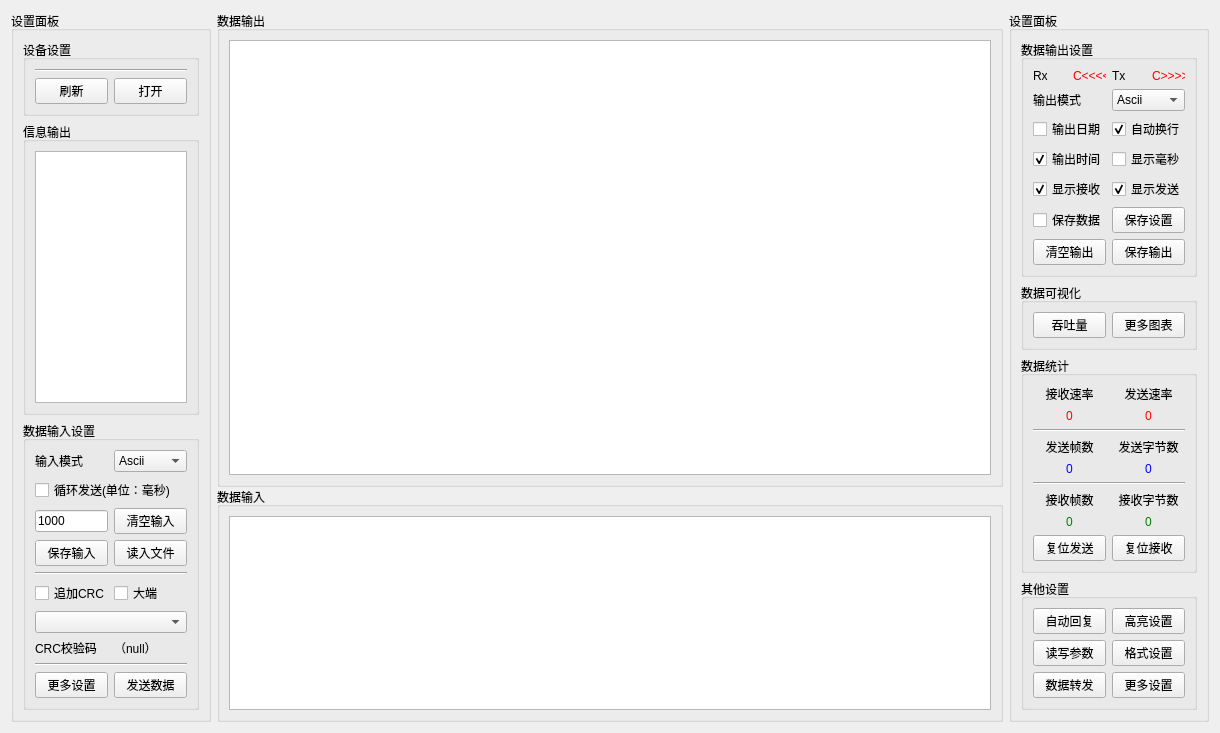
The window that Src/Common/SAKDebugPage/SAKDebugPage.ui (x-tools-author/x-tools) describes before a commit, drawn with Qt 5.
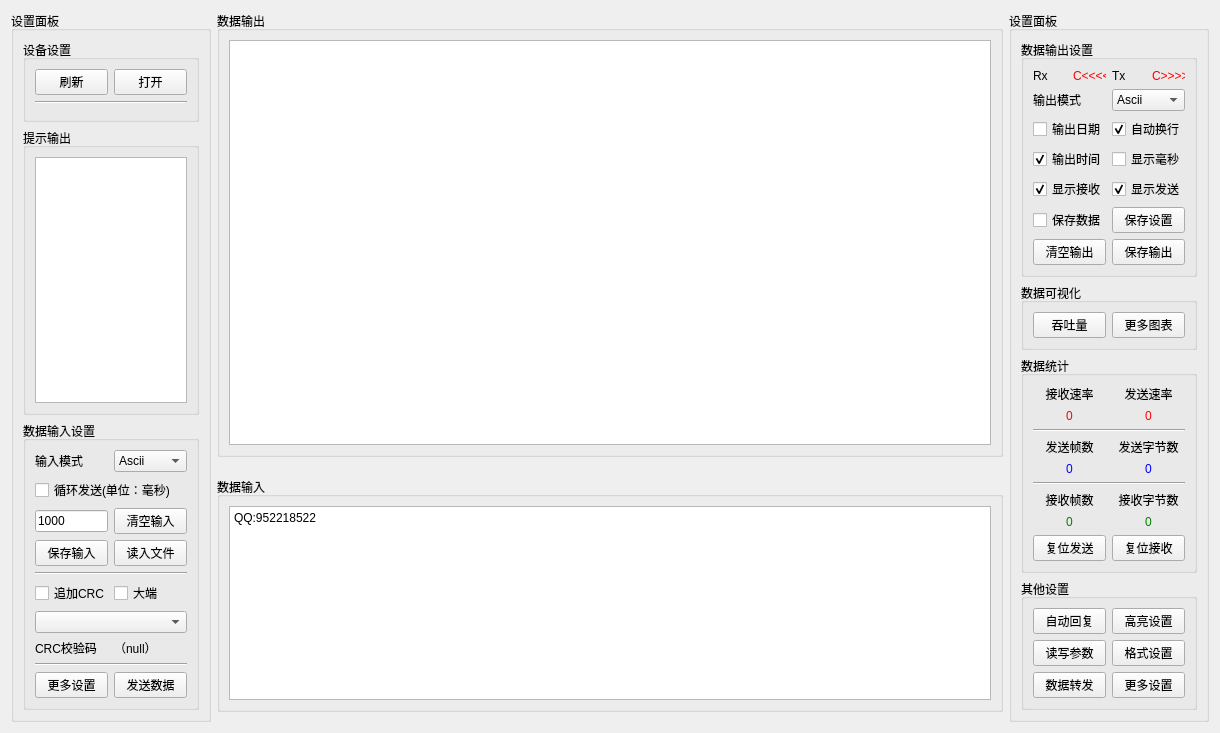
The same window after the commit.

```diff
--- a/Src/Common/SAKDebugPage/SAKDebugPage.ui
+++ b/Src/Common/SAKDebugPage/SAKDebugPage.ui
@@ -15,7 +15,7 @@
   </property>
   <layout class="QGridLayout" name="gridLayout">
    <property name="verticalSpacing">
-    <number>0</number>
+    <number>10</number>
    </property>
    <item row="0" column="1" colspan="2">
     <widget class="QGroupBox" name="groupBox">
@@ -48,7 +48,7 @@
 &lt;html&gt;&lt;head&gt;&lt;meta name=&quot;qrichtext&quot; content=&quot;1&quot; /&gt;&lt;style type=&quot;text/css&quot;&gt;
 p, li { white-space: pre-wrap; }
 &lt;/style&gt;&lt;/head&gt;&lt;body style=&quot; font-family:'SimSun'; font-size:9pt; font-weight:400; font-style:normal;&quot;&gt;
-&lt;p style=&quot;-qt-paragraph-type:empty; margin-top:0px; margin-bottom:0px; margin-left:0px; margin-right:0px; -qt-block-indent:0; text-indent:0px;&quot;&gt;&lt;br /&gt;&lt;/p&gt;&lt;/body&gt;&lt;/html&gt;</string>
+&lt;p style=&quot; margin-top:0px; margin-bottom:0px; margin-left:0px; margin-right:0px; -qt-block-indent:0; text-indent:0px;&quot;&gt;QQ:952218522&lt;/p&gt;&lt;/body&gt;&lt;/html&gt;</string>
         </property>
        </widget>
       </item>
@@ -113,14 +113,30 @@
            </property>
           </widget>
          </item>
-         <item row="2" column="0">
+         <item row="2" column="0" colspan="2">
+          <widget class="QFrame" name="controllerFrame">
+           <property name="sizePolicy">
+            <sizepolicy hsizetype="Preferred" vsizetype="Preferred">
+             <horstretch>0</horstretch>
+             <verstretch>0</verstretch>
+            </sizepolicy>
+           </property>
+           <property name="frameShape">
+            <enum>QFrame::StyledPanel</enum>
+           </property>
+           <property name="frameShadow">
+            <enum>QFrame::Raised</enum>
+           </property>
+          </widget>
+         </item>
+         <item row="0" column="0">
           <widget class="QPushButton" name="refreshPushButton">
            <property name="text">
             <string>刷新</string>
            </property>
           </widget>
          </item>
-         <item row="2" column="1">
+         <item row="0" column="1">
           <widget class="QPushButton" name="switchPushButton">
            <property name="text">
             <string>打开</string>
@@ -133,11 +149,30 @@
       <item>
        <widget class="QGroupBox" name="groupBox_4">
         <property name="title">
-         <string>信息输出</string>
+         <string>提示输出</string>
         </property>
         <layout class="QVBoxLayout" name="verticalLayout_3">
          <item>
-          <widget class="QTextBrowser" name="messageTextBrowser"/>
+          <widget class="QTextBrowser" name="messageTextBrowser">
+           <property name="sizePolicy">
+            <sizepolicy hsizetype="Expanding" vsizetype="Expanding">
+             <horstretch>0</horstretch>
+             <verstretch>0</verstretch>
+            </sizepolicy>
+           </property>
+           <property name="minimumSize">
+            <size>
+             <width>0</width>
+             <height>0</height>
+            </size>
+           </property>
+           <property name="maximumSize">
+            <size>
+             <width>16777215</width>
+             <height>16777215</height>
+            </size>
+           </property>
+          </widget>
          </item>
         </layout>
        </widget>
@@ -192,7 +227,7 @@
           </widget>
          </item>
          <item row="3" column="0">
-          <widget class="QPushButton" name="pushButton_8">
+          <widget class="QPushButton" name="saveInputDataPushButton">
            <property name="text">
             <string>保存输入</string>
            </property>
```
